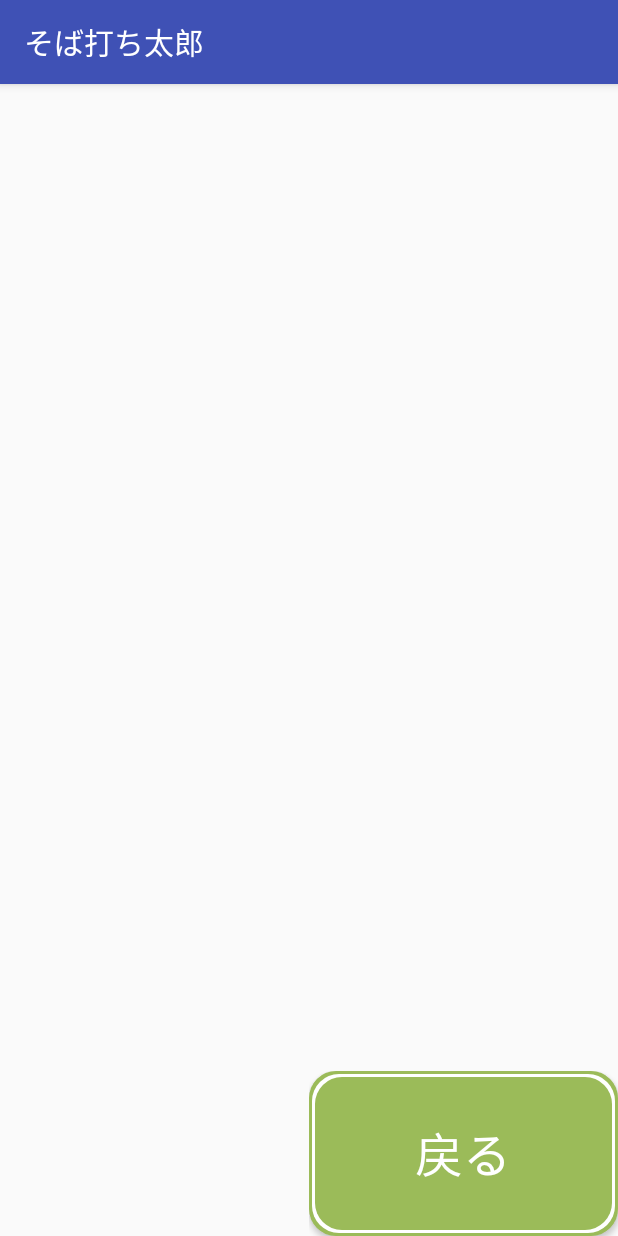
After one commit to MayuOkuda/soba, an Android app: the ReadDataActivity screen opened directly, with no data from a screen before it, on a phone screen of 412 x 824 dp. The commit adds this screen. Run offline under Robolectric (Android 15) with nearby library versions, the phone set to English and light mode, and no system bars.

Commit message:
ReadDataActivityを追加

```diff
--- a/Soba_ver1/app/build.gradle
+++ b/Soba_ver1/app/build.gradle
@@ -20,6 +20,7 @@ android {
 }
 
 dependencies {
+    implementation 'com.android.support.constraint:constraint-layout:1.0.2'
     compile fileTree(dir: 'libs', include: ['*.jar'])
     testCompile 'junit:junit:4.12'
     compile 'com.android.support:appcompat-v7:25.1.0'
--- /dev/null
+++ b/Soba_ver1/app/src/main/java/com/wakakusa/soba_ver1/ReadDataActivity.java
@@ -0,0 +1,13 @@
+package com.wakakusa.soba_ver1;
+
+import android.support.v7.app.AppCompatActivity;
+import android.os.Bundle;
+
+public class ReadDataActivity extends AppCompatActivity {
+
+    @Override
+    protected void onCreate(Bundle savedInstanceState) {
+        super.onCreate(savedInstanceState);
+        setContentView(R.layout.activity_read_data);
+    }
+}
--- /dev/null
+++ b/Soba_ver1/app/src/main/res/layout/activity_read_data.xml
@@ -0,0 +1,70 @@
+<?xml version="1.0" encoding="utf-8"?>
+<android.support.constraint.ConstraintLayout xmlns:android="http://schemas.android.com/apk/res/android"
+    xmlns:app="http://schemas.android.com/apk/res-auto"
+    xmlns:tools="http://schemas.android.com/tools"
+    android:layout_width="match_parent"
+    android:layout_height="match_parent"
+    tools:context="com.wakakusa.soba_ver1.ReadDataActivity">
+
+    <RelativeLayout
+        android:layout_width="match_parent"
+        android:layout_height="match_parent">
+
+        <LinearLayout
+            android:layout_width="match_parent"
+            android:layout_height="match_parent"
+            android:orientation="vertical">
+
+            <LinearLayout
+                android:layout_width="match_parent"
+                android:layout_height="0dp"
+                android:layout_weight="6"
+                android:orientation="horizontal">
+
+                <RelativeLayout
+                    android:layout_width="match_parent"
+                    android:layout_height="match_parent">
+
+                    <ScrollView
+                        android:layout_width="match_parent"
+                        android:layout_height="match_parent">
+
+                        <LinearLayout
+                            android:layout_width="match_parent"
+                            android:layout_height="wrap_content"
+                            android:orientation="vertical" />
+                    </ScrollView>
+                </RelativeLayout>
+            </LinearLayout>
+
+            <LinearLayout
+                android:layout_width="match_parent"
+                android:layout_height="0dp"
+                android:layout_weight="1"
+                android:orientation="horizontal">
+
+                <LinearLayout
+                    android:layout_width="0dp"
+                    android:layout_height="match_parent"
+                    android:layout_weight="1"
+                    android:orientation="vertical"></LinearLayout>
+
+                <LinearLayout
+                    android:layout_width="0dp"
+                    android:layout_height="match_parent"
+                    android:layout_weight="1"
+                    android:orientation="vertical">
+
+                    <Button
+                        android:id="@+id/button8"
+                        android:layout_width="match_parent"
+                        android:layout_height="match_parent"
+                        android:background="@drawable/text_form1"
+                        android:text="戻る"
+                        android:textColor="#ffffff"
+                        android:textSize="32sp" />
+                </LinearLayout>
+            </LinearLayout>
+        </LinearLayout>
+    </RelativeLayout>
+</android.support.constraint.ConstraintLayout>
```
Also changed, not shown: Soba_ver1/app/src/main/AndroidManifest.xml (+4 -3 lines), Soba_ver1/app/src/main/res/layout/recode_personal_data.xml (added, +32 -0 lines), Soba_ver1/app/src/main/res/layout/result_screen.xml (+76 -0 lines).
